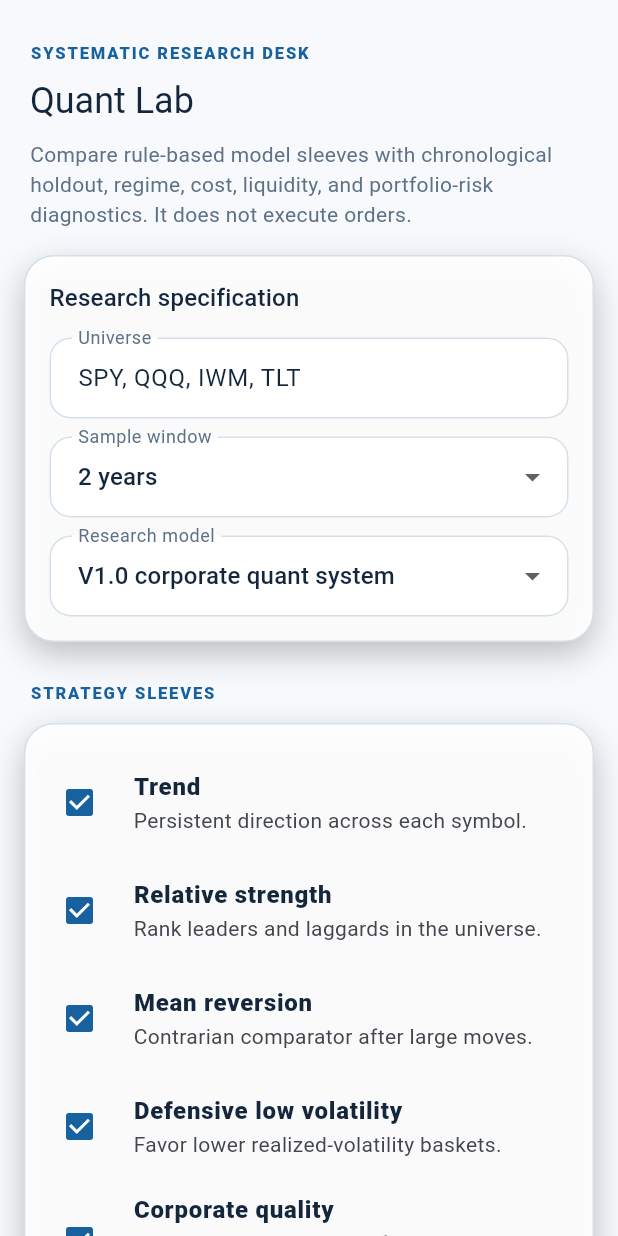
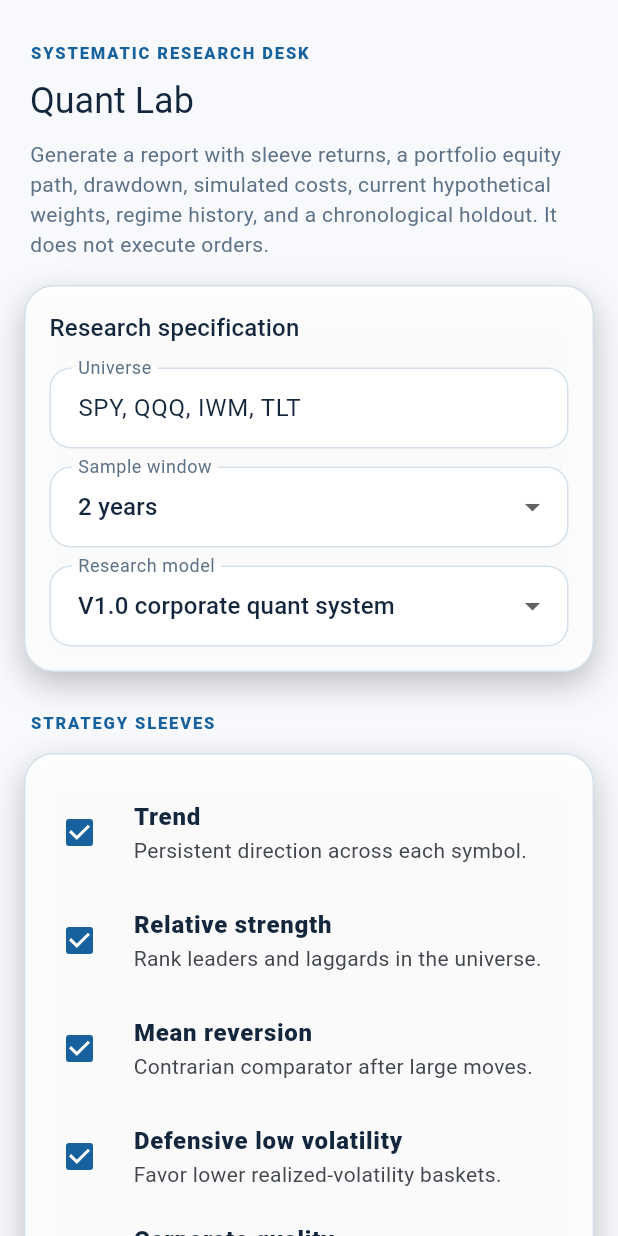
Before and after one commit to silasproff-eng/Oryntra-AI, a Flutter app: the QuantLabScreen widget shown alone on an empty page, opened directly with empty values, on a phone screen of 412 x 824 dp. Run offline on Flutter 3.47's test engine with Material 3 defaults, Android fonts, the phone set to English and light mode, and no system bars; our stand-ins replace flutter_secure_storage, google_mobile_ads, shared_preferences, webview_flutter; accounts and stored records are empty; network calls fail; statements that could not run were skipped.

```diff
--- a/ios-app/lib/screens/account_screen.dart
+++ b/ios-app/lib/screens/account_screen.dart
@@ -250,8 +250,6 @@ class AccountScreenState extends State<AccountScreen>
         : <String, dynamic>{};
     final permitted = policy['analysis_permitted'] == true;
     final used = quota['used']?.toString() ?? '—';
-    final limit = quota['limit']?.toString() ?? '100';
-    final remaining = quota['remaining']?.toString() ?? '—';
     final licenseMode =
         policy['license_mode']?.toString().replaceAll('_', ' ') ?? 'unknown';
     return AppCard(
@@ -306,7 +304,7 @@ class AccountScreenState extends State<AccountScreen>
                   ),
                 ),
                 const SizedBox(height: 5),
-                Text('Usage today: $used / $limit · $remaining remaining'),
+                Text('API calls made today: $used'),
                 Text(
                   'License mode: ${licenseMode.toUpperCase()} · Chart: TradingView',
                   style: const TextStyle(fontSize: 11, color: Colors.white60),
--- a/ios-app/lib/screens/quant_lab_screen.dart
+++ b/ios-app/lib/screens/quant_lab_screen.dart
@@ -24,6 +24,7 @@ class QuantLabScreenState extends State<QuantLabScreen> {
   bool _regimeWeights = true;
   bool _liquidityCosts = true;
   bool _running = false;
+  String _progress = '';
   String? _error;
   Map<String, dynamic>? _report;
   final Set<String> _strategies = {
@@ -62,6 +63,8 @@ class QuantLabScreenState extends State<QuantLabScreen> {
       _running = true;
       _error = null;
       _report = null;
+      _progress =
+          'Feel free to take a break and switch apps, this scan may take a minute.';
     });
     try {
       final report = await widget.api.runQuantResearch(
@@ -80,12 +83,20 @@ class QuantLabScreenState extends State<QuantLabScreen> {
         longShort: _longShort,
         regimeConditionedWeights: _regimeWeights,
         liquidityAwareCosts: _liquidityCosts,
+        onProgress: (message) async {
+          if (mounted) setState(() => _progress = message);
+        },
       );
       if (mounted) setState(() => _report = report);
     } catch (error) {
       if (mounted) setState(() => _error = error.toString());
     } finally {
-      if (mounted) setState(() => _running = false);
+      if (mounted) {
+        setState(() {
+          _running = false;
+          _progress = '';
+        });
+      }
     }
   }
 
@@ -106,7 +117,7 @@ class QuantLabScreenState extends State<QuantLabScreen> {
         Padding(
           padding: const EdgeInsets.symmetric(horizontal: 20),
           child: Text(
-            'Compare rule-based model sleeves with chronological holdout, regime, cost, liquidity, and portfolio-risk diagnostics. It does not execute orders.',
+            'Generate a report with sleeve returns, a portfolio equity path, drawdown, simulated costs, current hypothetical weights, regime history, and a chronological holdout. It does not execute orders.',
             style: TextStyle(color: colors.muted, height: 1.45),
           ),
         ),
@@ -283,7 +294,7 @@ class QuantLabScreenState extends State<QuantLabScreen> {
         Padding(
           padding: const EdgeInsets.fromLTRB(20, 10, 20, 0),
           child: Text(
-            'Mobile runs request daily bars directly from your saved provider key. Polygon / Massive runs are paced at its 5-calls/minute Basic limit.',
+            'Mobile runs request daily bars directly from your saved provider key. The default four-symbol universe fits Polygon / Massive Basic’s five-calls-per-minute allowance.',
             style: TextStyle(fontSize: 11, color: colors.muted),
           ),
         ),
@@ -293,6 +304,36 @@ class QuantLabScreenState extends State<QuantLabScreen> {
             child: Text(
               _error!,
               style: TextStyle(color: Theme.of(context).colorScheme.error),
+            ),
+          ),
+        if (_running)
+          Padding(
+            padding: const EdgeInsets.fromLTRB(20, 14, 20, 0),
+            child: Container(
+              padding: const EdgeInsets.all(14),
+              decoration: BoxDecoration(
+                color: colors.blueBright.withValues(alpha: .09),
+                borderRadius: BorderRadius.circular(14),
+                border: Border.all(
+                  color: colors.blueBright.withValues(alpha: .28),
+                ),
+              ),
+              child: Column(
+                crossAxisAlignment: CrossAxisAlignment.start,
+                children: [
+                  const LinearProgressIndicator(),
+                  const SizedBox(height: 11),
+                  const Text(
+                    'Feel free to take a break and switch apps, this scan may take a minute.',
+                    style: TextStyle(fontWeight: FontWeight.w700),
+                  ),
+                  const SizedBox(height: 5),
+                  Text(
+                    _progress,
+                    style: TextStyle(fontSize: 11, color: colors.muted),
+                  ),
+                ],
+              ),
             ),
           ),
         Padding(
```
Also changed, not shown: ios-app/lib/services/api_service.dart (+39 -13 lines), ios-app/lib/services/background_task_service.dart (added, +24 -0 lines), 6 other files.
